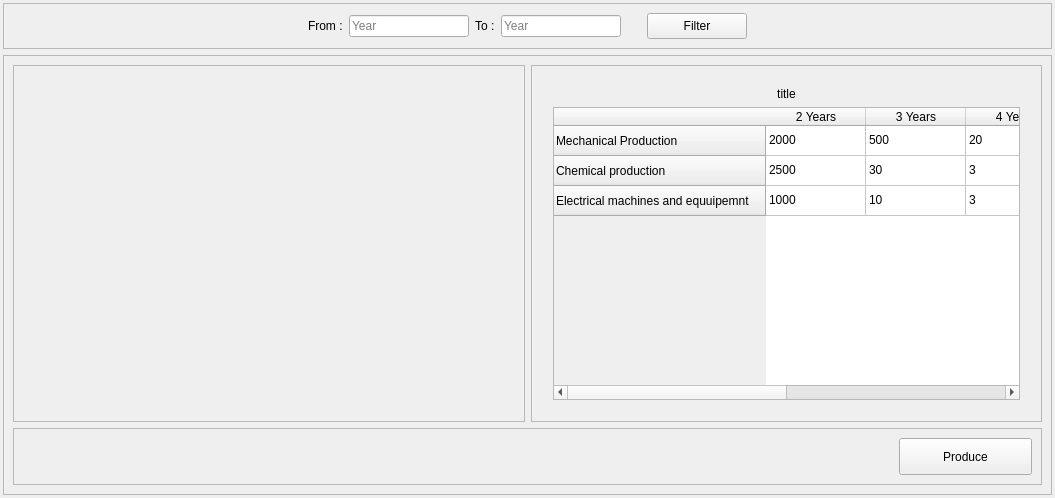
Before: the Qt Designer form source/ui/r5.ui in YassineBaghdadi/Students-Report, drawn with Qt 5.
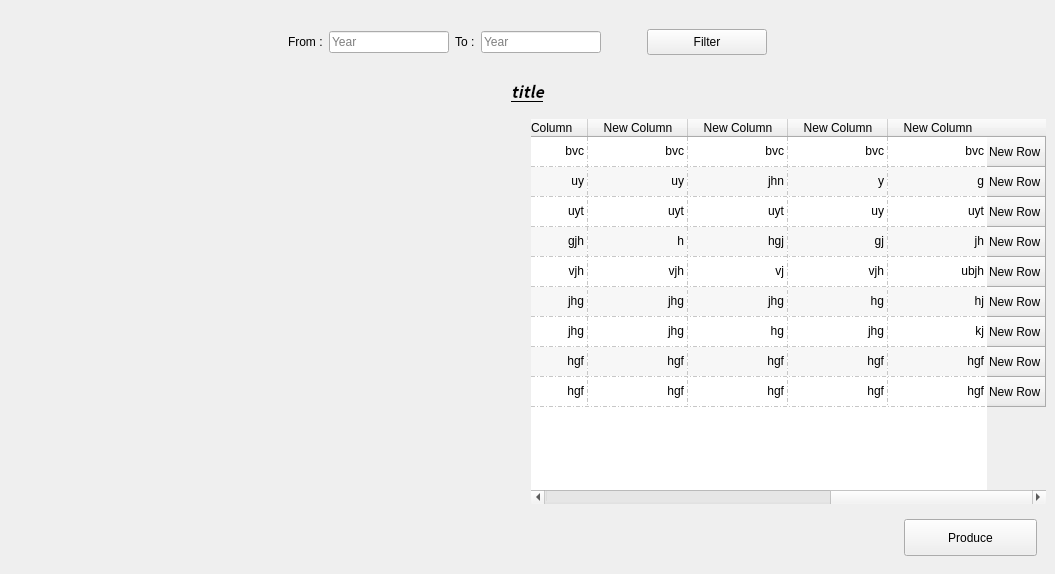
After: the same form once the commit is applied.

Commit message: the lang adapter left

```diff
--- a/source/ui/r5.ui
+++ b/source/ui/r5.ui
@@ -7,25 +7,41 @@
     <x>0</x>
     <y>0</y>
     <width>1055</width>
-    <height>498</height>
+    <height>574</height>
    </rect>
   </property>
   <property name="windowTitle">
    <string>Form</string>
   </property>
+  <property name="layoutDirection">
+   <enum>Qt::LeftToRight</enum>
+  </property>
+  <property name="styleSheet">
+   <string notr="true">QFrame{border:0px;}</string>
+  </property>
   <layout class="QVBoxLayout" name="verticalLayout_2">
    <property name="leftMargin">
-    <number>3</number>
+    <number>0</number>
    </property>
    <property name="topMargin">
-    <number>3</number>
+    <number>0</number>
    </property>
    <property name="rightMargin">
-    <number>3</number>
+    <number>0</number>
    </property>
    <property name="bottomMargin">
-    <number>3</number>
+    <number>0</number>
    </property>
+   <item>
+    <widget class="QLabel" name="err">
+     <property name="text">
+      <string/>
+     </property>
+     <property name="alignment">
+      <set>Qt::AlignCenter</set>
+     </property>
+    </widget>
+   </item>
    <item>
     <widget class="QFrame" name="frame">
      <property name="maximumSize">
@@ -34,6 +50,9 @@
        <height>63</height>
       </size>
      </property>
+     <property name="styleSheet">
+      <string notr="true">QFrame{border:0px;}</string>
+     </property>
      <property name="frameShape">
       <enum>QFrame::StyledPanel</enum>
      </property>
@@ -68,7 +87,7 @@
        </widget>
       </item>
       <item>
-       <widget class="QLineEdit" name="lineEdit">
+       <widget class="QLineEdit" name="from_txt">
         <property name="maximumSize">
          <size>
           <width>120</width>
@@ -78,6 +97,9 @@
         <property name="placeholderText">
          <string>Year</string>
         </property>
+        <property name="clearButtonEnabled">
+         <bool>true</bool>
+        </property>
        </widget>
       </item>
       <item>
@@ -94,7 +116,7 @@
        </widget>
       </item>
       <item>
-       <widget class="QLineEdit" name="lineEdit_2">
+       <widget class="QLineEdit" name="to_txt">
         <property name="maximumSize">
          <size>
           <width>120</width>
@@ -104,10 +126,29 @@
         <property name="placeholderText">
          <string>Year</string>
         </property>
+        <property name="clearButtonEnabled">
+         <bool>true</bool>
+        </property>
        </widget>
       </item>
       <item>
-       <widget class="QPushButton" name="pushButton_2">
+       <spacer name="horizontalSpacer_4">
+        <property name="orientation">
+         <enum>Qt::Horizontal</enum>
+        </property>
+        <property name="sizeType">
+         <enum>QSizePolicy::Preferred</enum>
+        </property>
+        <property name="sizeHint" stdset="0">
+         <size>
+          <width>40</width>
+          <height>20</height>
+         </size>
+        </property>
+       </spacer>
+      </item>
+      <item>
+       <widget class="QPushButton" name="filter">
         <property name="minimumSize">
          <size>
           <width>120</width>
@@ -115,7 +156,7 @@
          </size>
         </property>
         <property name="styleSheet">
-         <string notr="true">margin-left:20px;</string>
+         <string notr="true"/>
         </property>
         <property name="text">
          <string>Filter</string>
@@ -139,6 +180,35 @@
     </widget>
    </item>
    <item>
+    <widget class="QFrame" name="frame_6">
+     <property name="minimumSize">
+      <size>
+       <width>0</width>
+       <height>55</height>
+      </size>
+     </property>
+     <property name="frameShape">
+      <enum>QFrame::StyledPanel</enum>
+     </property>
+     <property name="frameShadow">
+      <enum>QFrame::Raised</enum>
+     </property>
+     <layout class="QVBoxLayout" name="verticalLayout_6">
+      <property name="leftMargin">
+       <number>0</number>
+      </property>
+      <property name="topMargin">
+       <number>0</number>
+      </property>
+      <property name="rightMargin">
+       <number>0</number>
+      </property>
+      <property name="bottomMargin">
+       <number>0</number>
+      </property>
+      <item>
+       <layout class="QVBoxLayout" name="verticalLayout_3">
+        <item>
     <widget class="QFrame" name="frame_2">
      <property name="frameShape">
       <enum>QFrame::StyledPanel</enum>
@@ -147,6 +217,26 @@
       <enum>QFrame::Raised</enum>
      </property>
      <layout class="QVBoxLayout" name="verticalLayout">
+           <item>
+            <widget class="QLabel" name="title_">
+             <property name="font">
+              <font>
+               <family>Noto Sans CJK SC</family>
+               <pointsize>12</pointsize>
+               <weight>75</weight>
+               <italic>true</italic>
+               <bold>true</bold>
+               <underline>true</underline>
+              </font>
+             </property>
+             <property name="text">
+              <string>title</string>
+             </property>
+             <property name="alignment">
+              <set>Qt::AlignCenter</set>
+             </property>
+            </widget>
+           </item>
       <item>
        <layout class="QHBoxLayout" name="horizontalLayout_2" stretch="1,1">
         <item>
@@ -158,6 +248,18 @@
            <enum>QFrame::Raised</enum>
           </property>
           <layout class="QVBoxLayout" name="verticalLayout_7">
+                <property name="leftMargin">
+                 <number>0</number>
+                </property>
+                <property name="topMargin">
+                 <number>0</number>
+                </property>
+                <property name="rightMargin">
+                 <number>0</number>
+                </property>
+                <property name="bottomMargin">
+                 <number>0</number>
+                </property>
            <item>
             <layout class="QVBoxLayout" name="graph_layout"/>
            </item>
@@ -174,124 +276,677 @@
           </property>
           <layout class="QVBoxLayout" name="verticalLayout_5">
            <property name="leftMargin">
-            <number>21</number>
+                 <number>0</number>
            </property>
            <property name="topMargin">
-            <number>21</number>
+                 <number>10</number>
            </property>
            <property name="rightMargin">
-            <number>21</number>
+                 <number>0</number>
            </property>
            <property name="bottomMargin">
-            <number>21</number>
-           </property>
-           <item>
-            <widget class="QLabel" name="table_title">
-             <property name="text">
-              <string>title</string>
-             </property>
-             <property name="alignment">
-              <set>Qt::AlignCenter</set>
-             </property>
-            </widget>
-           </item>
+                 <number>0</number>
+                </property>
            <item>
             <layout class="QVBoxLayout" name="verticalLayout_4">
              <item>
               <widget class="QTableWidget" name="table">
+                    <property name="layoutDirection">
+                     <enum>Qt::RightToLeft</enum>
+                    </property>
+                    <property name="frameShape">
+                     <enum>QFrame::StyledPanel</enum>
+                    </property>
+                    <property name="frameShadow">
+                     <enum>QFrame::Sunken</enum>
+                    </property>
+                    <property name="sizeAdjustPolicy">
+                     <enum>QAbstractScrollArea::AdjustToContents</enum>
+                    </property>
+                    <property name="autoScrollMargin">
+                     <number>2</number>
+                    </property>
+                    <property name="editTriggers">
+                     <set>QAbstractItemView::NoEditTriggers</set>
+                    </property>
+                    <property name="dragEnabled">
+                     <bool>true</bool>
+                    </property>
+                    <property name="alternatingRowColors">
+                     <bool>true</bool>
+                    </property>
+                    <property name="selectionMode">
+                     <enum>QAbstractItemView::NoSelection</enum>
+                    </property>
+                    <property name="selectionBehavior">
+                     <enum>QAbstractItemView::SelectRows</enum>
+                    </property>
+                    <property name="textElideMode">
+                     <enum>Qt::ElideLeft</enum>
+                    </property>
+                    <property name="verticalScrollMode">
+                     <enum>QAbstractItemView::ScrollPerPixel</enum>
+                    </property>
+                    <property name="horizontalScrollMode">
+                     <enum>QAbstractItemView::ScrollPerPixel</enum>
+                    </property>
+                    <property name="showGrid">
+                     <bool>true</bool>
+                    </property>
+                    <property name="gridStyle">
+                     <enum>Qt::DashDotLine</enum>
+                    </property>
+                    <property name="sortingEnabled">
+                     <bool>true</bool>
+                    </property>
+                    <property name="cornerButtonEnabled">
+                     <bool>true</bool>
+                    </property>
+                    <attribute name="horizontalHeaderVisible">
+                     <bool>true</bool>
+                    </attribute>
+                    <attribute name="horizontalHeaderCascadingSectionResizes">
+                     <bool>true</bool>
+                    </attribute>
+                    <attribute name="horizontalHeaderStretchLastSection">
+                     <bool>true</bool>
+                    </attribute>
+                    <attribute name="verticalHeaderVisible">
+                     <bool>true</bool>
+                    </attribute>
                <row>
                 <property name="text">
-                 <string>Mechanical Production</string>
+                      <string>New Row</string>
                 </property>
                </row>
                <row>
                 <property name="text">
-                 <string>Chemical production</string>
+                      <string>New Row</string>
                 </property>
                </row>
                <row>
                 <property name="text">
-                 <string>Electrical machines and equuipemnt</string>
-                </property>
-               </row>
+                      <string>New Row</string>
+                     </property>
+                    </row>
+                    <row>
+                     <property name="text">
+                      <string>New Row</string>
+                     </property>
+                    </row>
+                    <row>
+                     <property name="text">
+                      <string>New Row</string>
+                     </property>
+                    </row>
+                    <row>
+                     <property name="text">
+                      <string>New Row</string>
+                     </property>
+                    </row>
+                    <row>
+                     <property name="text">
+                      <string>New Row</string>
+                     </property>
+                    </row>
+                    <row>
+                     <property name="text">
+                      <string>New Row</string>
+                     </property>
+                    </row>
+                    <row>
+                     <property name="text">
+                      <string>New Row</string>
+                     </property>
+                    </row>
                <column>
                 <property name="text">
-                 <string>2 Years</string>
+                      <string>New Column</string>
                 </property>
                </column>
                <column>
                 <property name="text">
-                 <string>3 Years</string>
+                      <string>New Column</string>
                 </property>
                </column>
                <column>
                 <property name="text">
-                 <string>4 Years</string>
+                      <string>New Column</string>
                 </property>
                </column>
                <column>
                 <property name="text">
-                 <string>5 Years or more</string>
+                      <string>New Column</string>
+                     </property>
+                    </column>
+                    <column>
+                     <property name="text">
+                      <string>New Column</string>
+                     </property>
+                    </column>
+                    <column>
+                     <property name="text">
+                      <string>New Column</string>
+                     </property>
+                    </column>
+                    <column>
+                     <property name="text">
+                      <string>New Column</string>
+                     </property>
+                    </column>
+                    <column>
+                     <property name="text">
+                      <string>New Column</string>
+                     </property>
+                    </column>
+                    <column>
+                     <property name="text">
+                      <string>New Column</string>
+                     </property>
+                    </column>
+                    <column>
+                     <property name="text">
+                      <string>New Column</string>
+                     </property>
+                    </column>
+                    <column>
+                     <property name="text">
+                      <string>New Column</string>
                 </property>
                </column>
                <item row="0" column="0">
                 <property name="text">
-                 <string>2000</string>
+                      <string>bvc</string>
                 </property>
                </item>
                <item row="0" column="1">
                 <property name="text">
-                 <string>500</string>
+                      <string>bvc</string>
                 </property>
                </item>
                <item row="0" column="2">
                 <property name="text">
-                 <string>20</string>
+                      <string>bvc</string>
                 </property>
                </item>
                <item row="0" column="3">
                 <property name="text">
-                 <string>10</string>
+                      <string>bvc</string>
+                     </property>
+                    </item>
+                    <item row="0" column="4">
+                     <property name="text">
+                      <string>bvc</string>
+                     </property>
+                    </item>
+                    <item row="0" column="5">
+                     <property name="text">
+                      <string>bvc</string>
+                     </property>
+                    </item>
+                    <item row="0" column="6">
+                     <property name="text">
+                      <string>bvc</string>
+                     </property>
+                    </item>
+                    <item row="0" column="7">
+                     <property name="text">
+                      <string>jhg</string>
+                     </property>
+                    </item>
+                    <item row="0" column="8">
+                     <property name="text">
+                      <string>jhg</string>
+                     </property>
+                    </item>
+                    <item row="0" column="9">
+                     <property name="text">
+                      <string>jhg</string>
+                     </property>
+                    </item>
+                    <item row="0" column="10">
+                     <property name="text">
+                      <string>y</string>
                 </property>
                </item>
                <item row="1" column="0">
                 <property name="text">
-                 <string>2500</string>
+                      <string>g</string>
                 </property>
                </item>
                <item row="1" column="1">
                 <property name="text">
-                 <string>30</string>
+                      <string>y</string>
                 </property>
                </item>
                <item row="1" column="2">
                 <property name="text">
-                 <string>3</string>
+                      <string>jhn</string>
                 </property>
                </item>
                <item row="1" column="3">
                 <property name="text">
-                 <string>6</string>
+                      <string>uy</string>
+                     </property>
+                    </item>
+                    <item row="1" column="4">
+                     <property name="text">
+                      <string>uy</string>
+                     </property>
+                    </item>
+                    <item row="1" column="5">
+                     <property name="text">
+                      <string>uy</string>
+                     </property>
+                    </item>
+                    <item row="1" column="6">
+                     <property name="text">
+                      <string>uy</string>
+                     </property>
+                    </item>
+                    <item row="1" column="7">
+                     <property name="text">
+                      <string>uyt</string>
+                     </property>
+                    </item>
+                    <item row="1" column="8">
+                     <property name="text">
+                      <string>uyt</string>
+                     </property>
+                    </item>
+                    <item row="1" column="9">
+                     <property name="text">
+                      <string>uyt</string>
+                     </property>
+                    </item>
+                    <item row="1" column="10">
+                     <property name="text">
+                      <string>uyt</string>
                 </property>
                </item>
                <item row="2" column="0">
                 <property name="text">
-                 <string>1000</string>
+                      <string>uyt</string>
                 </property>
                </item>
                <item row="2" column="1">
                 <property name="text">
-                 <string>10</string>
+                      <string>uy</string>
                 </property>
                </item>
                <item row="2" column="2">
                 <property name="text">
-                 <string>3</string>
+                      <string>uyt</string>
                 </property>
                </item>
                <item row="2" column="3">
                 <property name="text">
-                 <string>0</string>
+                      <string>uyt</string>
+                     </property>
+                    </item>
+                    <item row="2" column="4">
+                     <property name="text">
+                      <string>uyt</string>
+                     </property>
+                    </item>
+                    <item row="2" column="5">
+                     <property name="text">
+                      <string>iuy</string>
+                     </property>
+                    </item>
+                    <item row="2" column="6">
+                     <property name="text">
+                      <string>iou</string>
+                     </property>
+                    </item>
+                    <item row="2" column="7">
+                     <property name="text">
+                      <string>ykujh</string>
+                     </property>
+                    </item>
+                    <item row="2" column="8">
+                     <property name="text">
+                      <string>j</string>
+                     </property>
+                    </item>
+                    <item row="2" column="9">
+                     <property name="text">
+                      <string>mn</string>
+                     </property>
+                    </item>
+                    <item row="2" column="10">
+                     <property name="text">
+                      <string>jh</string>
+                     </property>
+                    </item>
+                    <item row="3" column="0">
+                     <property name="text">
+                      <string>jh</string>
+                     </property>
+                    </item>
+                    <item row="3" column="1">
+                     <property name="text">
+                      <string>gj</string>
+                     </property>
+                    </item>
+                    <item row="3" column="2">
+                     <property name="text">
+                      <string>hgj</string>
+                     </property>
+                    </item>
+                    <item row="3" column="3">
+                     <property name="text">
+                      <string>h</string>
+                     </property>
+                    </item>
+                    <item row="3" column="4">
+                     <property name="text">
+                      <string>gjh</string>
+                     </property>
+                    </item>
+                    <item row="3" column="5">
+                     <property name="text">
+                      <string>ui</string>
+                     </property>
+                    </item>
+                    <item row="3" column="6">
+                     <property name="text">
+                      <string>iu</string>
+                     </property>
+                    </item>
+                    <item row="3" column="7">
+                     <property name="text">
+                      <string>uoi</string>
+                     </property>
+                    </item>
+                    <item row="3" column="8">
+                     <property name="text">
+                      <string>oi</string>
+                     </property>
+                    </item>
+                    <item row="3" column="9">
+                     <property name="text">
+                      <string>ihu</string>
+                     </property>
+                    </item>
+                    <item row="3" column="10">
+                     <property name="text">
+                      <string>hg</string>
+                     </property>
+                    </item>
+                    <item row="4" column="0">
+                     <property name="text">
+                      <string>ubjh</string>
+                     </property>
+                    </item>
+                    <item row="4" column="1">
+                     <property name="text">
+                      <string>vjh</string>
+                     </property>
+                    </item>
+                    <item row="4" column="2">
+                     <property name="text">
+                      <string>vj</string>
+                     </property>
+                    </item>
+                    <item row="4" column="3">
+                     <property name="text">
+                      <string>vjh</string>
+                     </property>
+                    </item>
+                    <item row="4" column="4">
+                     <property name="text">
+                      <string>vjh</string>
+                     </property>
+                    </item>
+                    <item row="4" column="5">
+                     <property name="text">
+                      <string>gjh</string>
+                     </property>
+                    </item>
+                    <item row="4" column="6">
+                     <property name="text">
+                      <string>jh</string>
+                     </property>
+                    </item>
+                    <item row="4" column="7">
+                     <property name="text">
+                      <string>jh</string>
+                     </property>
+                    </item>
+                    <item row="4" column="8">
+                     <property name="text">
+                      <string>jhg</string>
+                     </property>
+                    </item>
+                    <item row="4" column="9">
+                     <property name="text">
+                      <string>jhg</string>
+                     </property>
+                    </item>
+                    <item row="4" column="10">
+                     <property name="text">
+                      <string>jhj</string>
+                     </property>
+                    </item>
+                    <item row="5" column="0">
+                     <property name="text">
+                      <string>hj</string>
+                     </property>
+                    </item>
+                    <item row="5" column="1">
+                     <property name="text">
+                      <string>hg</string>
+                     </property>
+                    </item>
+                    <item row="5" column="2">
+                     <property name="text">
+                      <string>jhg</string>
+                     </property>
+                    </item>
+                    <item row="5" column="3">
+                     <property name="text">
+                      <string>jhg</string>
+                     </property>
+                    </item>
+                    <item row="5" column="4">
+                     <property name="text">
+                      <string>jhg</string>
+                     </property>
+                    </item>
+                    <item row="5" column="5">
+                     <property name="text">
+                      <string>jhg</string>
+                     </property>
+                    </item>
+                    <item row="5" column="6">
+                     <property name="text">
+                      <string>jhg</string>
+                     </property>
+                    </item>
+                    <item row="5" column="7">
+                     <property name="text">
+                      <string>jhg</string>
+                     </property>
+                    </item>
+                    <item row="5" column="8">
+                     <property name="text">
+                      <string>jhg</string>
+                     </property>
+                    </item>
+                    <item row="5" column="9">
+                     <property name="text">
+                      <string>jk</string>
+                     </property>
+                    </item>
+                    <item row="5" column="10">
+                     <property name="text">
+                      <string>kj</string>
+                     </property>
+                    </item>
+                    <item row="6" column="0">
+                     <property name="text">
+                      <string>kj</string>
+                     </property>
+                    </item>
+                    <item row="6" column="1">
+                     <property name="text">
+                      <string>jhg</string>
+                     </property>
+                    </item>
+                    <item row="6" column="2">
+                     <property name="text">
+                      <string>hg</string>
+                     </property>
+                    </item>
+                    <item row="6" column="3">
+                     <property name="text">
+                      <string>jhg</string>
+                     </property>
+                    </item>
+                    <item row="6" column="4">
+                     <property name="text">
+                      <string>jhg</string>
+                     </property>
+                    </item>
+                    <item row="6" column="5">
+                     <property name="text">
+                      <string>hg</string>
+                     </property>
+                    </item>
+                    <item row="6" column="6">
+                     <property name="text">
+                      <string>b</string>
+                     </property>
+                    </item>
+                    <item row="6" column="7">
+                     <property name="text">
+                      <string>bn</string>
+                     </property>
+                    </item>
+                    <item row="6" column="8">
+                     <property name="text">
+                      <string>ngv</string>
+                     </property>
+                    </item>
+                    <item row="6" column="9">
+                     <property name="text">
+                      <string>hgf</string>
+                     </property>
+                    </item>
+                    <item row="6" column="10">
+                     <property name="text">
+                      <string>hgf</string>
+                     </property>
+                    </item>
+                    <item row="7" column="0">
+                     <property name="text">
+                      <string>hgf</string>
+                     </property>
+                    </item>
+                    <item row="7" column="1">
+                     <property name="text">
+                      <string>hgf</string>
+                     </property>
+                    </item>
+                    <item row="7" column="2">
+                     <property name="text">
+                      <string>hgf</string>
+                     </property>
+                    </item>
+                    <item row="7" column="3">
+                     <property name="text">
+                      <string>hgf</string>
+                     </property>
+                    </item>
+                    <item row="7" column="4">
+                     <property name="text">
+                      <string>hgf</string>
+                     </property>
+                    </item>
+                    <item row="7" column="5">
+                     <property name="text">
+                      <string>hgf</string>
+                     </property>
+                    </item>
+                    <item row="7" column="6">
+                     <property name="text">
+                      <string>hgf</string>
+                     </property>
+                    </item>
+                    <item row="7" column="7">
+                     <property name="text">
+                      <string>hgf</string>
+                     </property>
+                    </item>
+                    <item row="7" column="8">
+                     <property name="text">
+                      <string>hgf</string>
+                     </property>
+                    </item>
+                    <item row="7" column="9">
+                     <property name="text">
+                      <string>hgf</string>
+                     </property>
+                    </item>
+                    <item row="7" column="10">
+                     <property name="text">
+                      <string>hgf</string>
+                     </property>
+                    </item>
+                    <item row="8" column="0">
+                     <property name="text">
+                      <string>hgf</string>
+                     </property>
+                    </item>
+                    <item row="8" column="1">
+                     <property name="text">
+                      <string>hgf</string>
+                     </property>
+                    </item>
+                    <item row="8" column="2">
+                     <property name="text">
+                      <string>hgf</string>
+                     </property>
+                    </item>
+                    <item row="8" column="3">
+                     <property name="text">
+                      <string>hgf</string>
+                     </property>
+                    </item>
+                    <item row="8" column="4">
+                     <property name="text">
+                      <string>hgf</string>
+                     </property>
+                    </item>
+                    <item row="8" column="5">
+                     <property name="text">
+                      <string>vb</string>
+                     </property>
+                    </item>
+                    <item row="8" column="6">
+                     <property name="text">
+                      <string>bvc</string>
+                     </property>
+                    </item>
+                    <item row="8" column="7">
+                     <property name="text">
+                      <string>bvc</string>
+                     </property>
+                    </item>
+                    <item row="8" column="8">
+                     <property name="text">
+                      <string>bvc</string>
+                     </property>
+                    </item>
+                    <item row="8" column="9">
+                     <property name="text">
+                      <string>bvc</string>
+                     </property>
+                    </item>
+                    <item row="8" column="10">
+                     <property name="text">
+                      <string>bvc</string>
                 </property>
                </item>
               </widget>
@@ -334,7 +989,7 @@
             </spacer>
            </item>
            <item>
-            <widget class="QPushButton" name="pushButton">
+                 <widget class="QPushButton" name="produce">
              <property name="minimumSize">
               <size>
                <width>133</width>
@@ -350,6 +1005,11 @@
          </item>
         </layout>
        </widget>
+           </item>
+          </layout>
+         </widget>
+        </item>
+       </layout>
       </item>
      </layout>
     </widget>
```
Lines whose indentation alone changed are shown as unchanged. The commit also changes 8 other files.
